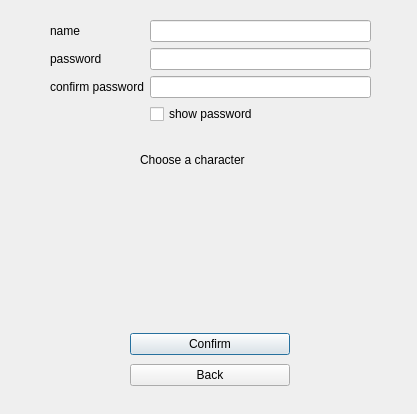
First picture: the form in client/registration.ui, repository Taifin/ChitChat, before the edit.
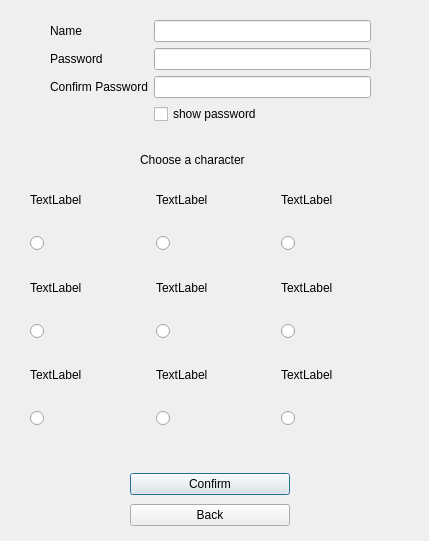
Second picture: the form after the edit.

```diff
--- a/client/registration.ui
+++ b/client/registration.ui
@@ -6,8 +6,8 @@
    <rect>
     <x>0</x>
     <y>0</y>
-    <width>417</width>
-    <height>414</height>
+    <width>429</width>
+    <height>541</height>
    </rect>
   </property>
   <property name="windowTitle">
@@ -26,21 +26,21 @@
     <item row="0" column="0">
      <widget class="QLabel" name="name_label">
       <property name="text">
-       <string>name</string>
+       <string>Name</string>
       </property>
      </widget>
     </item>
     <item row="1" column="0">
      <widget class="QLabel" name="password_label">
       <property name="text">
-       <string>password</string>
+       <string>Password</string>
       </property>
      </widget>
     </item>
     <item row="2" column="0">
      <widget class="QLabel" name="confirm_label">
       <property name="text">
-       <string>confirm password</string>
+       <string>Confirm Password</string>
       </property>
      </widget>
     </item>
@@ -74,7 +74,7 @@
    <property name="geometry">
     <rect>
      <x>130</x>
-     <y>330</y>
+     <y>470</y>
      <width>160</width>
      <height>61</height>
     </rect>
@@ -131,6 +131,144 @@
     <string>Choose a character</string>
    </property>
   </widget>
+  <widget class="QWidget" name="gridLayoutWidget">
+   <property name="geometry">
+    <rect>
+     <x>30</x>
+     <y>170</y>
+     <width>371</width>
+     <height>256</height>
+    </rect>
+   </property>
+   <layout class="QGridLayout" name="gridLayout">
+    <item row="5" column="2">
+     <widget class="QRadioButton" name="radioButton_9">
+      <property name="text">
+       <string/>
+      </property>
+     </widget>
+    </item>
+    <item row="2" column="0">
+     <widget class="QLabel" name="label_6">
+      <property name="text">
+       <string>TextLabel</string>
+      </property>
+     </widget>
+    </item>
+    <item row="4" column="1">
+     <widget class="QLabel" name="label_9">
+      <property name="text">
+       <string>TextLabel</string>
+      </property>
+     </widget>
+    </item>
+    <item row="2" column="1">
+     <widget class="QLabel" name="label_5">
+      <property name="text">
+       <string>TextLabel</string>
+      </property>
+     </widget>
+    </item>
+    <item row="3" column="1">
+     <widget class="QRadioButton" name="radioButton_4">
+      <property name="text">
+       <string/>
+      </property>
+     </widget>
+    </item>
+    <item row="3" column="2">
+     <widget class="QRadioButton" name="radioButton_6">
+      <property name="text">
+       <string/>
+      </property>
+     </widget>
+    </item>
+    <item row="0" column="0">
+     <widget class="QLabel" name="label_2">
+      <property name="text">
+       <string>TextLabel</string>
+      </property>
+     </widget>
+    </item>
+    <item row="3" column="0">
+     <widget class="QRadioButton" name="radioButton_5">
+      <property name="text">
+       <string/>
+      </property>
+     </widget>
+    </item>
+    <item row="4" column="2">
+     <widget class="QLabel" name="label_10">
+      <property name="text">
+       <string>TextLabel</string>
+      </property>
+     </widget>
+    </item>
+    <item row="0" column="1">
+     <widget class="QLabel" name="label_3">
+      <property name="text">
+       <string>TextLabel</string>
+      </property>
+     </widget>
+    </item>
+    <item row="5" column="1">
+     <widget class="QRadioButton" name="radioButton_7">
+      <property name="text">
+       <string/>
+      </property>
+     </widget>
+    </item>
+    <item row="4" column="0">
+     <widget class="QLabel" name="label_8">
+      <property name="text">
+       <string>TextLabel</string>
+      </property>
+     </widget>
+    </item>
+    <item row="1" column="0">
+     <widget class="QRadioButton" name="radioButton">
+      <property name="text">
+       <string/>
+      </property>
+     </widget>
+    </item>
+    <item row="0" column="2">
+     <widget class="QLabel" name="label_4">
+      <property name="text">
+       <string>TextLabel</string>
+      </property>
+     </widget>
+    </item>
+    <item row="5" column="0">
+     <widget class="QRadioButton" name="radioButton_8">
+      <property name="text">
+       <string/>
+      </property>
+     </widget>
+    </item>
+    <item row="2" column="2">
+     <widget class="QLabel" name="label_7">
+      <property name="text">
+       <string>TextLabel</string>
+      </property>
+     </widget>
+    </item>
+    <item row="1" column="1">
+     <widget class="QRadioButton" name="radioButton_2">
+      <property name="text">
+       <string/>
+      </property>
+     </widget>
+    </item>
+    <item row="1" column="2">
+     <widget class="QRadioButton" name="radioButton_3">
+      <property name="text">
+       <string/>
+      </property>
+     </widget>
+    </item>
+   </layout>
+  </widget>
  </widget>
  <resources/>
  <connections/>
```
